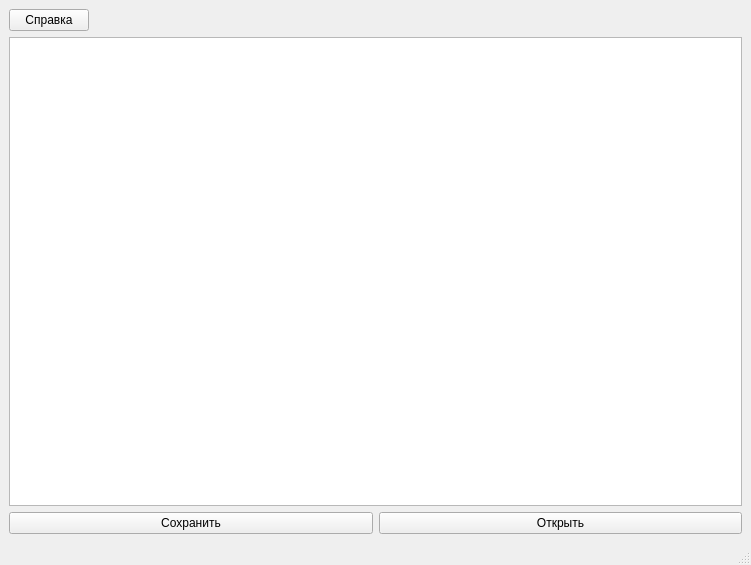
Above: MainWindow.ui from mrEscow/GB_QT before the change. Below: the same form after it.
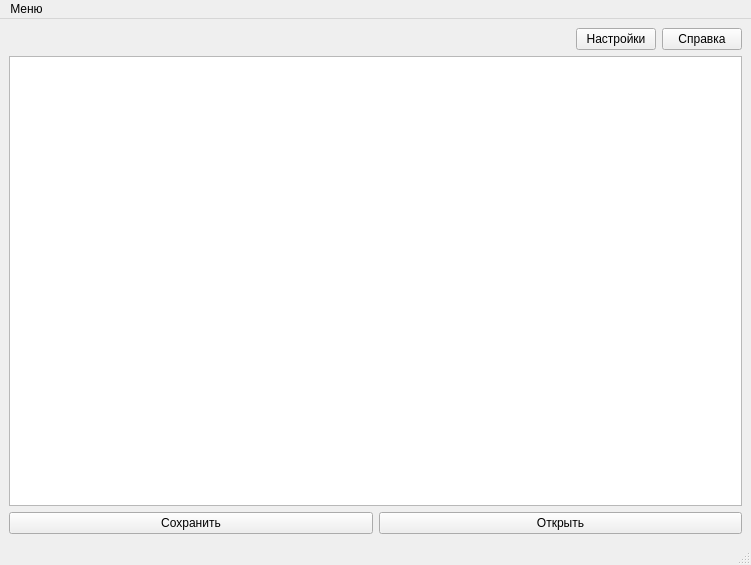
That is the form after the change.

Commit message: Added new button for settings and create menu with four buttons: save, save as, open, onen as.

What changed in the file:
```diff
--- a/MainWindow.ui
+++ b/MainWindow.ui
@@ -37,13 +37,6 @@
       </item>
       <item row="3" column="0">
        <layout class="QHBoxLayout" name="horizontalLayout_2">
-        <item>
-         <widget class="QPushButton" name="helpButton">
-          <property name="text">
-           <string>Справка</string>
-          </property>
-         </widget>
-        </item>
         <item>
          <spacer name="horizontalSpacer">
           <property name="orientation">
@@ -57,6 +50,20 @@
           </property>
          </spacer>
         </item>
+        <item>
+         <widget class="QPushButton" name="pushButton">
+          <property name="text">
+           <string>Настройки</string>
+          </property>
+         </widget>
+        </item>
+        <item>
+         <widget class="QPushButton" name="helpButton">
+          <property name="text">
+           <string>Справка</string>
+          </property>
+         </widget>
+        </item>
        </layout>
       </item>
       <item row="4" column="0">
@@ -75,6 +82,16 @@
      <height>21</height>
     </rect>
    </property>
+   <widget class="QMenu" name="menu">
+    <property name="title">
+     <string>Меню</string>
+    </property>
+    <addaction name="save"/>
+    <addaction name="save_as"/>
+    <addaction name="open"/>
+    <addaction name="open_as"/>
+   </widget>
+   <addaction name="menu"/>
   </widget>
   <widget class="QStatusBar" name="statusbar"/>
  </widget>
```
Left out of the diff: 20 changed lines with no effect on the pictures.
